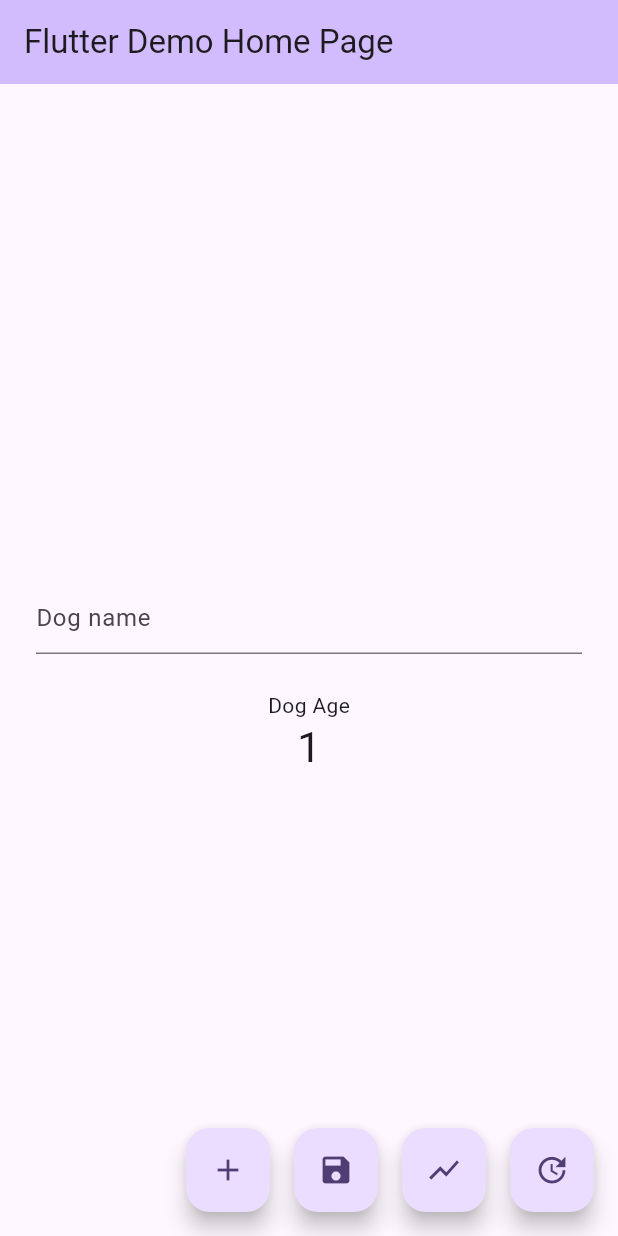
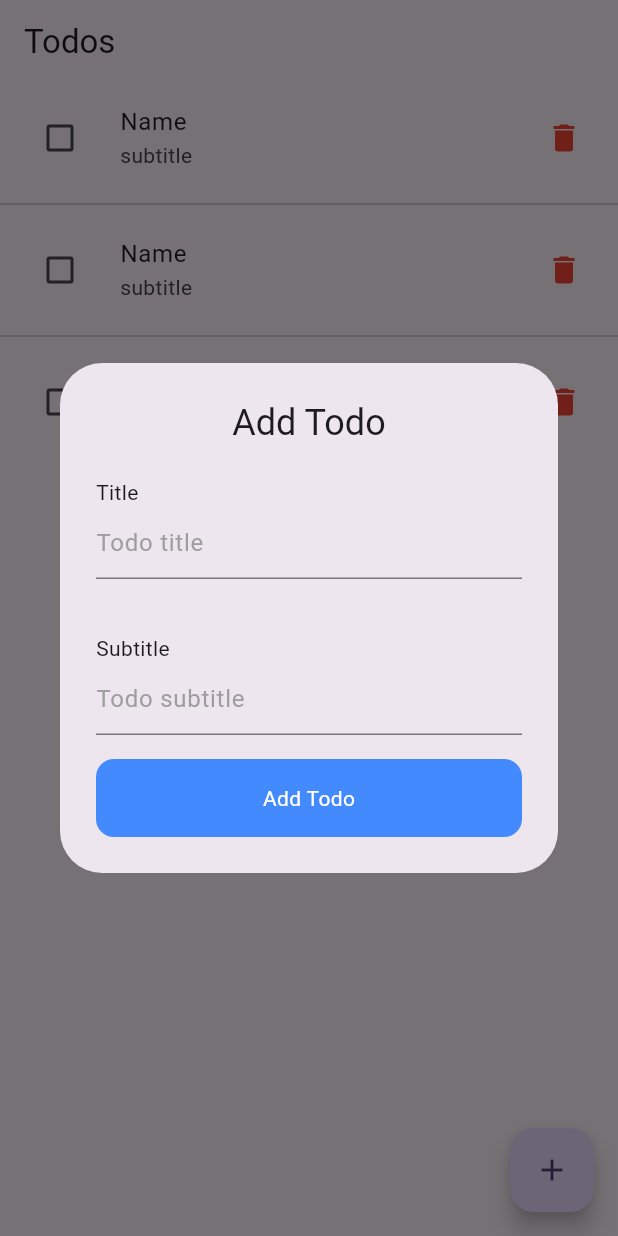
Before and after one commit to Mukhiddin3888/sqlliteflutterapp, a Flutter app: the screen it shows after launch, after a tap on the "add" icon, on a phone screen of 412 x 824 dp. Run offline on Flutter 3.47's test engine with Material 2 defaults, Android fonts, the phone set to English and light mode, and no system bars; our stand-ins replace sqflite; accounts and stored records are empty.

Commit message:
add crud todo

```diff
--- a/lib/database/crud/insert_db.dart
+++ b/lib/database/crud/insert_db.dart
@@ -5,9 +5,9 @@
 // Define a function that inserts dogs into the database
 import 'package:sqflite/sqflite.dart';
 import 'package:sqlliteflutterapp/database/database_service.dart';
-import 'package:sqlliteflutterapp/models/dogs_model.dart';
+import 'package:sqlliteflutterapp/models/todo_model.dart';
 
-Future<void> insertDog({ required DogModel dogModel, required String tableName}) async {
+Future<void> insertTodo({ required TodoModel todoModel, required String tableName}) async {
   // Get a reference to the database.
   final Database db = await DataBaseService().database;
 
@@ -17,7 +17,7 @@ Future<void> insertDog({ required DogModel dogModel, required String tableName})
   // In this case, replace any previous data.
   await db.insert(
     tableName,
-    dogModel.toMap(),
+    todoModel.toMap(),
     conflictAlgorithm: ConflictAlgorithm.replace,
   );
 
--- a/lib/database/crud/read_db.dart
+++ b/lib/database/crud/read_db.dart
@@ -1,9 +1,10 @@
 import 'package:sqflite/sqflite.dart';
 import 'package:sqlliteflutterapp/database/database_service.dart';
-import 'package:sqlliteflutterapp/models/dogs_model.dart';
+
+import '../../models/todo_model.dart';
 
 
-Future<List<DogModel>> fetchAllDBInfo({required String tableName}) async {
+Future<List<TodoModel>> fetchAllDBInfo({required String tableName}) async {
   // Get a reference to the database.
   final Database db = await DataBaseService().database;
 
@@ -12,9 +13,9 @@ Future<List<DogModel>> fetchAllDBInfo({required String tableName}) async {
 
   // Convert the List<Map<String, dynamic> into a List<Dog>.
   return List.generate(maps.length, (index) {
-    return DogModel(
+    return TodoModel(
         id: maps[index]['id'],
-        name: maps[index]['name'],
-        age: maps[index]['age']);
+        title: maps[index]['title'],
+        subTitle: maps[index]['subTitle']);
   });
 }
--- a/lib/database/crud/update_db.dart
+++ b/lib/database/crud/update_db.dart
@@ -1,17 +1,18 @@
 import 'package:sqflite/sqflite.dart';
 import 'package:sqlliteflutterapp/database/database_service.dart';
-import 'package:sqlliteflutterapp/models/dogs_model.dart';
+
+import '../../models/todo_model.dart';
 
 Future<void> updateDog(
-    {required DogModel dogModel, required String tableName}) async {
+    {required TodoModel todoModel, required String tableName}) async {
   final Database db = await DataBaseService().database;
 
   await db.update(
     tableName,
-    dogModel.toMap(),
+    todoModel.toMap(),
     // Ensure that the model has a matching id.
     where: 'id = ?',
     // Pass the Dog's id as a whereArg to prevent SQL injection.
-    whereArgs: [dogModel.id],
+    whereArgs: [todoModel.id],
   );
 }
--- a/lib/database/database_service.dart
+++ b/lib/database/database_service.dart
@@ -1,14 +1,14 @@
 import 'package:path/path.dart';
 
 import 'package:sqflite/sqflite.dart';
-import 'package:sqlliteflutterapp/database/dogs_db.dart';
+import 'package:sqlliteflutterapp/database/todo_db.dart';
 
 class DataBaseService{
 
 
   Database? _dataBase;
 
-  static const String tableName = 'dogs';
+  static const String tableName = 'todos';
 
   Future<Database> get database async {
     if(_dataBase != null){
@@ -21,7 +21,7 @@ class DataBaseService{
 
   Future<String> get fullPath async {
 
-    const name = 'dogs.database.db';
+    const name = 'todos.database.db';
 
     final path = await getDatabasesPath();
 
@@ -41,7 +41,7 @@ class DataBaseService{
   }
 
   Future<void> create(Database database, int version) async {
-  return  await DogsDB().createTable(database: database, tableName: tableName);
+  return  await TodoDB().createTable(database: database, tableName: tableName);
   }
 
 
--- a/lib/database/dogs_db.dart
+++ b/lib/database/todo_db.dart
@@ -1,12 +1,12 @@
 
 import 'package:sqflite/sqflite.dart';
 
-class DogsDB{
+class TodoDB{
 
   Future<void> createTable({ required Database database, required String tableName}) async{
 
     database.execute(
-        "CREATE TABLE $tableName(id INTEGER PRIMARY KEY,name  TEXT,age  INTEGER)");
+        "CREATE TABLE $tableName(id INTEGER PRIMARY KEY AUTOINCREMENT NOT NULL,title  TEXT,subTitle  TEXT)");
   }
 
 
--- a/lib/main.dart
+++ b/lib/main.dart
@@ -1,10 +1,7 @@
 import 'package:flutter/material.dart';
 import 'package:sqflite/sqflite.dart';
-import 'package:sqlliteflutterapp/database/crud/delete_db.dart';
-import 'package:sqlliteflutterapp/database/crud/insert_db.dart';
-import 'package:sqlliteflutterapp/database/crud/read_db.dart';
 import 'package:sqlliteflutterapp/database/database_service.dart';
-import 'package:sqlliteflutterapp/models/dogs_model.dart';
+import 'package:sqlliteflutterapp/presentation/pages/list_todos.dart';
 
 void main() async {
   WidgetsFlutterBinding.ensureInitialized();
@@ -26,10 +23,11 @@ class MyApp extends StatelessWidget {
         colorScheme: ColorScheme.fromSeed(seedColor: Colors.deepPurple),
         useMaterial3: true,
       ),
-      home: const MyHomePage(title: 'Flutter Demo Home Page'),
+      home: ListOfTodos(),
     );
   }
 }
+/*
 
 class MyHomePage extends StatefulWidget {
   const MyHomePage({super.key, required this.title});
@@ -139,3 +137,4 @@ class _MyHomePageState extends State<MyHomePage> {
     );
   }
 }
+*/
--- a/lib/models/dogs_model.dart
+++ /dev/null
@@ -1,33 +0,0 @@
-
-
-
-class DogModel {
-  final int id;
-  final String name;
-  final int age;
-
-  const DogModel({
-    required this.id,
-    required this.name,
-    required this.age,
-  });
-
-
-  Map<String, dynamic> toMap(){
-
-    return {
-      "id" : id,
-      "name": name,
-      "age": age
-    };
-
-  }
-
-  @override
-  String toString() {
-    return 'Dog{ id: $id, name:": $name, age: $age}';
-
-
-  }
-
-}
--- /dev/null
+++ b/lib/models/todo_model.dart
@@ -0,0 +1,34 @@
+
+
+
+class TodoModel {
+  final int? id;
+  final String title;
+  final String subTitle;
+
+  const TodoModel({
+    this.id,
+    required this.title,
+    required this.subTitle,
+
+  });
+
+
+  Map<String, dynamic> toMap(){
+
+    return {
+      "id" : id,
+      "title": title,
+      "subTitle": subTitle
+    };
+
+  }
+
+  @override
+  String toString() {
+    return 'TodoModel{ id: $id, title:": $title, subTitle: $subTitle}';
+
+
+  }
+
+}
--- /dev/null
+++ b/lib/presentation/pages/list_todos.dart
@@ -0,0 +1,123 @@
+import 'package:flutter/material.dart';
+
+class ListOfTodos extends StatefulWidget {
+  const ListOfTodos({Key? key}) : super(key: key);
+
+  @override
+  State<ListOfTodos> createState() => _ListOfTodosState();
+}
+
+class _ListOfTodosState extends State<ListOfTodos> {
+
+  late TextEditingController titleController;
+  late TextEditingController subTitleController;
+
+  @override
+  void initState() {
+    super.initState();
+    titleController = TextEditingController();
+    subTitleController = TextEditingController();
+  }
+
+  @override
+  void dispose() {
+    super.dispose();
+    titleController.dispose();
+    subTitleController.dispose();
+  }
+
+  @override
+  Widget build(BuildContext context) {
+    return Scaffold(
+      appBar: AppBar(
+        title: const Text('Todos'),
+      ),
+      body: ListView.separated(
+        itemCount: 3,
+        itemBuilder: (context, index) {
+          return ListTile(
+            title: const Text('Name'),
+            subtitle: const Text('subtitle'),
+            leading: Checkbox(value: false, onChanged: (v) {}),
+            trailing: const Icon(
+              Icons.delete,
+              color: Colors.red,
+            ),
+          );
+        },
+        separatorBuilder: (context, index) {
+          return const Divider();
+        },
+      ),
+      floatingActionButton: FloatingActionButton(
+        onPressed: () {
+          showDialog(
+            context: context,
+            builder: (context) {
+              return AddTodoAlert(titleController: titleController, subTitleController: subTitleController);
+            },
+          );
+        },
+        child: const Icon(Icons.add),
+      ),
+    );
+  }
+}
+
+class AddTodoAlert extends StatelessWidget {
+  const AddTodoAlert({
+    super.key,
+    required this.titleController,
+    required this.subTitleController,
+  });
+
+  final TextEditingController titleController;
+  final TextEditingController subTitleController;
+
+  @override
+  Widget build(BuildContext context) {
+    return AlertDialog(
+      title: const Center(child: Text('Add Todo')),
+      actions: [
+        const Align(
+            alignment: Alignment.topLeft, child: Text('Title')),
+        TextField(
+          controller: titleController,
+          decoration: const InputDecoration(
+            hintText: 'Todo title',
+            hintStyle: TextStyle(color: Colors.grey),
+          ),
+        ),
+        const SizedBox(
+          height: 36,
+        ),
+        const Align(
+            alignment: Alignment.topLeft, child: Text('Subtitle')),
+        TextField(
+          controller: subTitleController,
+          decoration: const InputDecoration(
+            hintText: 'Todo subtitle',
+            hintStyle: TextStyle(color: Colors.grey),
+          ),
+        ),
+        const SizedBox(
+          height: 16,
+        ),
+        GestureDetector(
+          onTap: (){
+            Navigator.pop(context);
+          },
+          child: Container(
+            alignment: Alignment.center,
+            padding: const EdgeInsets.symmetric(vertical: 16),
+            width: double.infinity,
+            decoration: BoxDecoration(
+                borderRadius: BorderRadius.circular(12),
+                color: Colors.blueAccent),
+            child: const Text('Add Todo', style: TextStyle(color: Colors.white),),
+          ),
+        )
+      ],
+    );
+  }
+}
```
